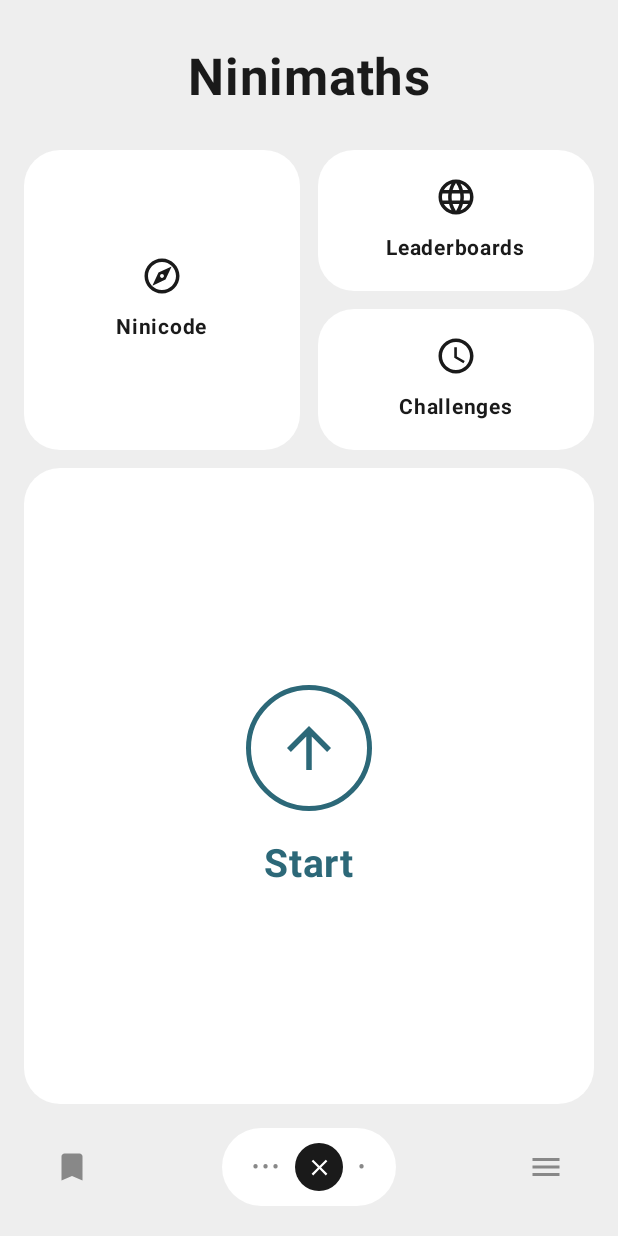
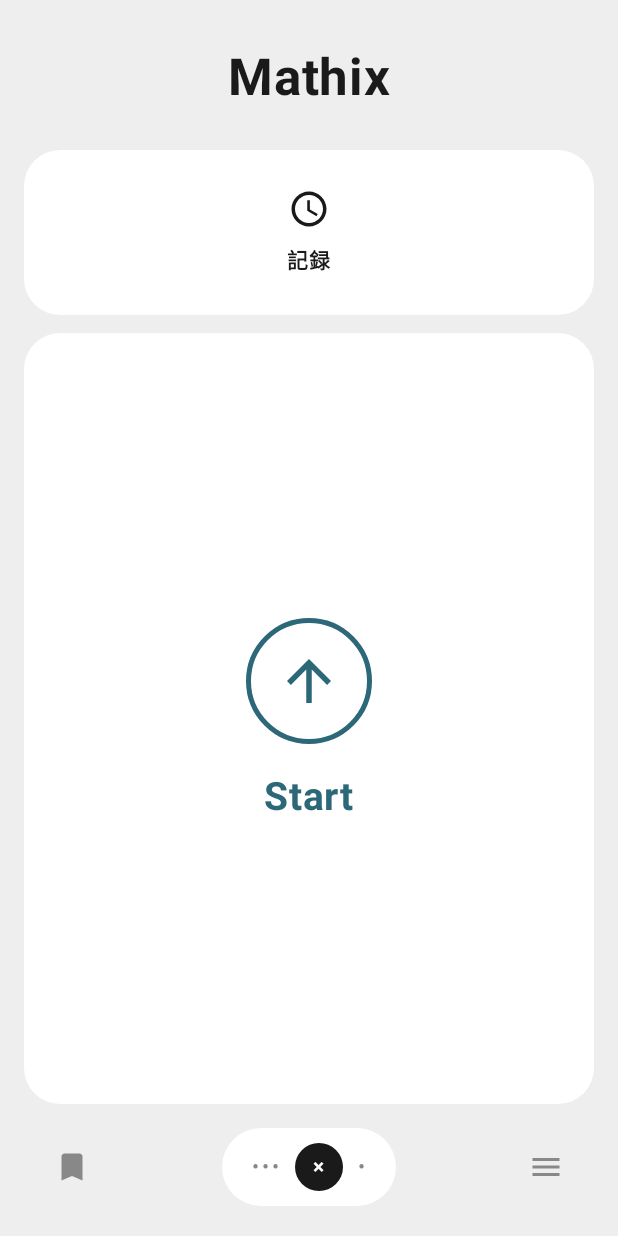
Before and after one commit to ahaaaaa34/A-9, an Android app built with Jetpack Compose: the QuizScreen screen opened through its navigation route, after a tap on "Close", on a phone screen of 412 x 824 dp. Run offline under Robolectric (Android 15) with nearby library versions, the phone set to English and light mode, and no system bars.

Commit message:
Align Android app with PWA: Mathix rename, records screen, stats, immediate correct advance
- Rename app to Mathix (strings.xml, HomeScreen title)
- Replace 3 top cards with single Records card (clock icon)
- Start card → quiz directly; nav pill → settings sheet (dynamic dots/symbol)
- Add Stats.kt: SharedPreferences-based persistence (totalSolved, points, highScores, bestTimes)
- Add RecordsScreen: プレイデータ / ハイスコア / ベストタイム sections
- Add records route to MainActivity navigation
- QuizScreen: correct answer advances immediately with no delay, wrong does nothing
- Record stats on quiz completion

https://claude.ai/code/session_01PSrfyXBm7a3VnE2ec6j4eT

```diff
--- a/app/src/main/java/com/ninimaths/app/MainActivity.kt
+++ b/app/src/main/java/com/ninimaths/app/MainActivity.kt
@@ -11,6 +11,7 @@ import androidx.navigation.compose.rememberNavController
 import com.ninimaths.app.data.QuizSettings
 import com.ninimaths.app.ui.home.HomeScreen
 import com.ninimaths.app.ui.quiz.QuizScreen
+import com.ninimaths.app.ui.records.RecordsScreen
 import com.ninimaths.app.ui.theme.NinimathsTheme
 
 class MainActivity : ComponentActivity() {
@@ -28,8 +29,12 @@ class MainActivity : ComponentActivity() {
                             onStartQuiz = { settings ->
                                 quizSettings = settings
                                 navController.navigate("quiz")
-                            }
+                            },
+                            onRecords = { navController.navigate("records") }
                         )
+                    }
+                    composable("records") {
+                        RecordsScreen(onHome = { navController.popBackStack() })
                     }
                     composable("quiz") {
                         QuizScreen(
--- a/app/src/main/java/com/ninimaths/app/ui/home/HomeScreen.kt
+++ b/app/src/main/java/com/ninimaths/app/ui/home/HomeScreen.kt
@@ -9,9 +9,6 @@ import androidx.compose.foundation.shape.RoundedCornerShape
 import androidx.compose.material.icons.Icons
 import androidx.compose.material.icons.outlined.ArrowUpward
 import androidx.compose.material.icons.outlined.Bookmark
-import androidx.compose.material.icons.outlined.Close
-import androidx.compose.material.icons.outlined.Explore
-import androidx.compose.material.icons.outlined.Language
 import androidx.compose.material.icons.outlined.Menu
 import androidx.compose.material.icons.outlined.Schedule
 import androidx.compose.material3.*
@@ -20,7 +17,6 @@ import androidx.compose.ui.Alignment
 import androidx.compose.ui.Modifier
 import androidx.compose.ui.draw.clip
 import androidx.compose.ui.graphics.Color
-import androidx.compose.ui.graphics.vector.ImageVector
 import androidx.compose.ui.text.font.FontWeight
 import androidx.compose.ui.unit.dp
 import androidx.compose.ui.unit.sp
@@ -31,7 +27,10 @@ import com.ninimaths.app.ui.theme.TealPrimary
 import com.ninimaths.app.ui.theme.TextGray
 
 @Composable
-fun HomeScreen(onStartQuiz: (QuizSettings) -> Unit) {
+fun HomeScreen(
+    onStartQuiz: (QuizSettings) -> Unit,
+    onRecords: () -> Unit
+) {
     var showSettings by remember { mutableStateOf(false) }
     var quizSettings by remember { mutableStateOf(QuizSettings()) }
 
@@ -51,7 +50,7 @@ fun HomeScreen(onStartQuiz: (QuizSettings) -> Unit) {
             Spacer(modifier = Modifier.height(32.dp))
 
             Text(
-                text = "Ninimaths",
+                text = "Mathix",
                 fontSize = 34.sp,
                 fontWeight = FontWeight.Bold,
                 color = Color(0xFF1A1A1A)
@@ -59,53 +58,45 @@ fun HomeScreen(onStartQuiz: (QuizSettings) -> Unit) {
 
             Spacer(modifier = Modifier.height(28.dp))
 
-            Row(
+            // Records card
+            Card(
                 modifier = Modifier
                     .fillMaxWidth()
-                    .height(200.dp),
-                horizontalArrangement = Arrangement.spacedBy(12.dp)
+                    .height(110.dp)
+                    .clickable { onRecords() },
+                shape = RoundedCornerShape(24.dp),
+                colors = CardDefaults.cardColors(containerColor = Color.White),
+                elevation = CardDefaults.cardElevation(defaultElevation = 0.dp)
             ) {
-                MenuCard(
-                    icon = Icons.Outlined.Explore,
-                    label = "Ninicode",
-                    modifier = Modifier
-                        .weight(1f)
-                        .fillMaxHeight(),
-                    onClick = {}
-                )
-
                 Column(
-                    modifier = Modifier
-                        .weight(1f)
-                        .fillMaxHeight(),
-                    verticalArrangement = Arrangement.spacedBy(12.dp)
+                    modifier = Modifier.fillMaxSize(),
+                    horizontalAlignment = Alignment.CenterHorizontally,
+                    verticalArrangement = Arrangement.Center
                 ) {
-                    MenuCard(
-                        icon = Icons.Outlined.Language,
-                        label = "Leaderboards",
-                        modifier = Modifier
-                            .weight(1f)
-                            .fillMaxWidth(),
-                        onClick = {}
+                    Icon(
+                        imageVector = Icons.Outlined.Schedule,
+                        contentDescription = "記録",
+                        modifier = Modifier.size(28.dp),
+                        tint = Color(0xFF1A1A1A)
                     )
-                    MenuCard(
-                        icon = Icons.Outlined.Schedule,
-                        label = "Challenges",
-                        modifier = Modifier
-                            .weight(1f)
-                            .fillMaxWidth(),
-                        onClick = {}
+                    Spacer(modifier = Modifier.height(8.dp))
+                    Text(
+                        text = "記録",
+                        fontWeight = FontWeight.Bold,
+                        fontSize = 14.sp,
+                        color = Color(0xFF1A1A1A)
                     )
                 }
             }
 
             Spacer(modifier = Modifier.height(12.dp))
 
+            // Start card
             Card(
                 modifier = Modifier
                     .fillMaxWidth()
                     .weight(1f)
-                    .clickable { showSettings = true },
+                    .clickable { onStartQuiz(quizSettings) },
                 shape = RoundedCornerShape(24.dp),
                 colors = CardDefaults.cardColors(containerColor = Color.White),
                 elevation = CardDefaults.cardElevation(defaultElevation = 0.dp)
@@ -141,6 +132,7 @@ fun HomeScreen(onStartQuiz: (QuizSettings) -> Unit) {
             }
         }
 
+        // Bottom nav
         Row(
             modifier = Modifier
                 .fillMaxWidth()
@@ -149,18 +141,20 @@ fun HomeScreen(onStartQuiz: (QuizSettings) -> Unit) {
             horizontalArrangement = Arrangement.SpaceBetween,
             verticalAlignment = Alignment.CenterVertically
         ) {
-            IconButton(onClick = {}) {
+            IconButton(onClick = { onRecords() }) {
                 Icon(
                     imageVector = Icons.Outlined.Bookmark,
-                    contentDescription = "Bookmarks",
+                    contentDescription = "Records",
                     tint = TextGray
                 )
             }
 
+            // Nav pill — dynamic, opens settings
             Box(
                 modifier = Modifier
                     .clip(RoundedCornerShape(50))
                     .background(Color.White)
+                    .clickable { showSettings = true }
                     .padding(horizontal = 20.dp, vertical = 10.dp),
                 contentAlignment = Alignment.Center
             ) {
@@ -168,21 +162,31 @@ fun HomeScreen(onStartQuiz: (QuizSettings) -> Unit) {
                     verticalAlignment = Alignment.CenterVertically,
                     horizontalArrangement = Arrangement.spacedBy(10.dp)
                 ) {
-                    Text("•••", color = TextGray, fontSize = 14.sp, letterSpacing = 2.sp)
+                    Text(
+                        "•".repeat(quizSettings.firstDigits),
+                        color = TextGray,
+                        fontSize = 14.sp,
+                        letterSpacing = 2.sp
+                    )
                     Box(
                         modifier = Modifier
                             .size(32.dp)
                             .background(Color(0xFF1A1A1A), CircleShape),
                         contentAlignment = Alignment.Center
                     ) {
-                        Icon(
-                            imageVector = Icons.Outlined.Close,
-                            contentDescription = "Cancel",
-                            tint = Color.White,
-                            modifier = Modifier.size(18.dp)
+                        Text(
+                            text = quizSettings.operation.symbol,
+                            color = Color.White,
+                            fontSize = 14.sp,
+                            fontWeight = FontWeight.Bold
                         )
                     }
-                    Text("•", color = TextGray, fontSize = 14.sp)
+                    Text(
+                        "•".repeat(quizSettings.secondDigits),
+                        color = TextGray,
+                        fontSize = 14.sp,
+                        letterSpacing = 2.sp
+                    )
                 }
             }
 
@@ -208,38 +212,3 @@ fun HomeScreen(onStartQuiz: (QuizSettings) -> Unit) {
         )
     }
 }
-
-@Composable
-private fun MenuCard(
-    icon: ImageVector,
-    label: String,
-    modifier: Modifier = Modifier,
-    onClick: () -> Unit
-) {
-    Card(
-        modifier = modifier.clickable(onClick = onClick),
-        shape = RoundedCornerShape(24.dp),
-        colors = CardDefaults.cardColors(containerColor = Color.White),
-        elevation = CardDefaults.cardElevation(defaultElevation = 0.dp)
-    ) {
-        Column(
-            modifier = Modifier.fillMaxSize(),
-            horizontalAlignment = Alignment.CenterHorizontally,
-            verticalArrangement = Arrangement.Center
-        ) {
-            Icon(
-                imageVector = icon,
-                contentDescription = label,
-                modifier = Modifier.size(28.dp),
-                tint = Color(0xFF1A1A1A)
-            )
-            Spacer(modifier = Modifier.height(8.dp))
-            Text(
-                text = label,
-                fontWeight = FontWeight.Bold,
-                fontSize = 14.sp,
-                color = Color(0xFF1A1A1A)
-            )
-        }
-    }
-}
--- a/app/src/main/java/com/ninimaths/app/ui/quiz/QuizScreen.kt
+++ b/app/src/main/java/com/ninimaths/app/ui/quiz/QuizScreen.kt
@@ -16,27 +16,29 @@ import androidx.compose.ui.Alignment
 import androidx.compose.ui.Modifier
 import androidx.compose.ui.draw.clip
 import androidx.compose.ui.graphics.Color
+import androidx.compose.ui.platform.LocalContext
 import androidx.compose.ui.text.font.FontFamily
 import androidx.compose.ui.text.font.FontWeight
 import androidx.compose.ui.unit.dp
 import androidx.compose.ui.unit.sp
 import com.ninimaths.app.data.QuizSettings
 import com.ninimaths.app.data.generateProblems
+import com.ninimaths.app.data.recordResult
 import com.ninimaths.app.ui.theme.TealPrimary
-import kotlinx.coroutines.delay
 
 @Composable
 fun QuizScreen(
     settings: QuizSettings,
     onClose: () -> Unit
 ) {
+    val context = LocalContext.current
     var retryKey by remember { mutableIntStateOf(0) }
     val problems = remember(retryKey) { generateProblems(settings) }
     var currentIndex by remember(retryKey) { mutableIntStateOf(0) }
     var inputText by remember(retryKey) { mutableStateOf("") }
-    var answerState by remember(retryKey) { mutableStateOf<AnswerState>(AnswerState.Idle) }
     var correctCount by remember(retryKey) { mutableIntStateOf(0) }
     var showResult by remember { mutableStateOf(false) }
+    val startTime = remember(retryKey) { System.currentTimeMillis() }
 
     if (showResult) {
         ResultScreen(
@@ -53,51 +55,26 @@ fun QuizScreen(
 
     val currentProblem = problems.getOrNull(currentIndex)
 
-    LaunchedEffect(answerState) {
-        if (answerState is AnswerState.Correct) {
-            delay(600)
-            if (currentIndex + 1 >= settings.questionCount) {
-                showResult = true
-            } else {
-                currentIndex++
-                inputText = ""
-                answerState = AnswerState.Idle
-            }
-        } else if (answerState is AnswerState.Wrong) {
-            delay(400)
-            answerState = AnswerState.Idle
-        }
-    }
-
     fun onKeyPress(key: String) {
-        if (answerState != AnswerState.Idle) return
         when (key) {
             "C" -> inputText = ""
             "BS" -> if (inputText.isNotEmpty()) inputText = inputText.dropLast(1)
             else -> {
-                if (inputText.length < 7) {
-                    inputText += key
-                }
-                val enteredNum = inputText.toIntOrNull()
-                if (enteredNum != null && currentProblem != null) {
-                    if (enteredNum == currentProblem.answer) {
-                        answerState = AnswerState.Correct
-                        correctCount++
+                if (inputText.length >= 7) return
+                inputText += key
+                val entered = inputText.toIntOrNull()
+                if (entered != null && currentProblem != null && entered == currentProblem.answer) {
+                    correctCount++
+                    inputText = ""
+                    if (currentIndex + 1 >= settings.questionCount) {
+                        recordResult(context, settings, correctCount, System.currentTimeMillis() - startTime)
+                        showResult = true
+                    } else {
+                        currentIndex++
                     }
                 }
             }
         }
-    }
-
-    val inputBorderColor = when (answerState) {
-        is AnswerState.Correct -> Color(0xFF4CAF50)
-        is AnswerState.Wrong -> Color(0xFFF44336)
-        else -> Color(0xFFCCCCCC)
-    }
-    val inputBgColor = when (answerState) {
-        is AnswerState.Correct -> Color(0xFFE8F5E9)
-        is AnswerState.Wrong -> Color(0xFFFFEBEE)
-        else -> Color.White
     }
 
     Column(
@@ -114,11 +91,7 @@ fun QuizScreen(
             verticalAlignment = Alignment.CenterVertically
         ) {
             IconButton(onClick = onClose) {
-                Icon(
-                    imageVector = Icons.Outlined.Close,
-                    contentDescription = "Close",
-                    tint = Color(0xFF1A1A1A)
-                )
+                Icon(Icons.Outlined.Close, contentDescription = "Close", tint = Color(0xFF1A1A1A))
             }
             Text(
                 text = "${currentIndex + 1} / ${settings.questionCount}",
@@ -127,18 +100,10 @@ fun QuizScreen(
             )
             Row {
                 IconButton(onClick = {}) {
-                    Icon(
-                        imageVector = Icons.Outlined.KeyboardDoubleArrowUp,
-                        contentDescription = "Scroll up",
-                        tint = Color(0xFF1A1A1A)
-                    )
+                    Icon(Icons.Outlined.KeyboardDoubleArrowUp, contentDescription = "Scroll up", tint = Color(0xFF1A1A1A))
                 }
                 IconButton(onClick = {}) {
-                    Icon(
-                        imageVector = Icons.Outlined.Fullscreen,
-                        contentDescription = "Expand",
-                        tint = Color(0xFF1A1A1A)
-                    )
+                    Icon(Icons.Outlined.Fullscreen, contentDescription = "Expand", tint = Color(0xFF1A1A1A))
                 }
             }
         }
@@ -178,7 +143,6 @@ fun QuizScreen(
                                 if (currentIndex > 0) {
                                     currentIndex--
                                     inputText = ""
-                                    answerState = AnswerState.Idle
                                 }
                             }
                         ) {
@@ -195,8 +159,8 @@ fun QuizScreen(
                                 .width(200.dp)
                                 .height(52.dp)
                                 .clip(RoundedCornerShape(8.dp))
-                                .background(inputBgColor)
-                                .border(1.5.dp, inputBorderColor, RoundedCornerShape(8.dp)),
+                                .background(Color.White)
+                                .border(1.5.dp, Color(0xFFCCCCCC), RoundedCornerShape(8.dp)),
                             contentAlignment = Alignment.Center
                         ) {
                             Text(
@@ -225,9 +189,7 @@ fun QuizScreen(
                 listOf("C", "0", "BS")
             )
             keys.forEach { row ->
-                Row(
-                    modifier = Modifier.fillMaxWidth()
-                ) {
+                Row(modifier = Modifier.fillMaxWidth()) {
                     Box(
                         modifier = Modifier
                             .weight(1f)
@@ -286,31 +248,14 @@ private fun ResultScreen(
         horizontalAlignment = Alignment.CenterHorizontally,
         verticalArrangement = Arrangement.Center
     ) {
-        Text(
-            text = "結果",
-            fontSize = 28.sp,
-            fontWeight = FontWeight.Bold,
-            color = Color(0xFF1A1A1A)
-        )
+        Text(text = "結果", fontSize = 28.sp, fontWeight = FontWeight.Bold, color = Color(0xFF1A1A1A))
         Spacer(modifier = Modifier.height(24.dp))
-        Text(
-            text = "$correct / $total",
-            fontSize = 56.sp,
-            fontWeight = FontWeight.Bold,
-            color = TealPrimary
-        )
+        Text(text = "$correct / $total", fontSize = 56.sp, fontWeight = FontWeight.Bold, color = TealPrimary)
         Spacer(modifier = Modifier.height(8.dp))
-        Text(
-            text = "正解",
-            fontSize = 18.sp,
-            color = Color(0xFF888888)
-        )
+        Text(text = "正解", fontSize = 18.sp, color = Color(0xFF888888))
         Spacer(modifier = Modifier.height(48.dp))
         Row(horizontalArrangement = Arrangement.spacedBy(16.dp)) {
-            OutlinedButton(
-                onClick = onClose,
-                shape = RoundedCornerShape(12.dp)
-            ) {
+            OutlinedButton(onClick = onClose, shape = RoundedCornerShape(12.dp)) {
                 Text("ホーム", color = TealPrimary)
             }
             Button(
@@ -323,9 +268,3 @@ private fun ResultScreen(
         }
     }
 }
-
-private sealed class AnswerState {
-    object Idle : AnswerState()
-    object Correct : AnswerState()
-    object Wrong : AnswerState()
-}
--- a/app/src/main/res/values/strings.xml
+++ b/app/src/main/res/values/strings.xml
@@ -1,4 +1,4 @@
 <?xml version="1.0" encoding="utf-8"?>
 <resources>
-    <string name="app_name">Ninimaths</string>
+    <string name="app_name">Mathix</string>
 </resources>
```
Also changed, not shown: app/src/main/java/com/ninimaths/app/data/QuizSettings.kt (+7 -10 lines), app/src/main/java/com/ninimaths/app/data/Stats.kt (added, +57 -0 lines), app/src/main/java/com/ninimaths/app/ui/records/RecordsScreen.kt (added, +211 -0 lines).
